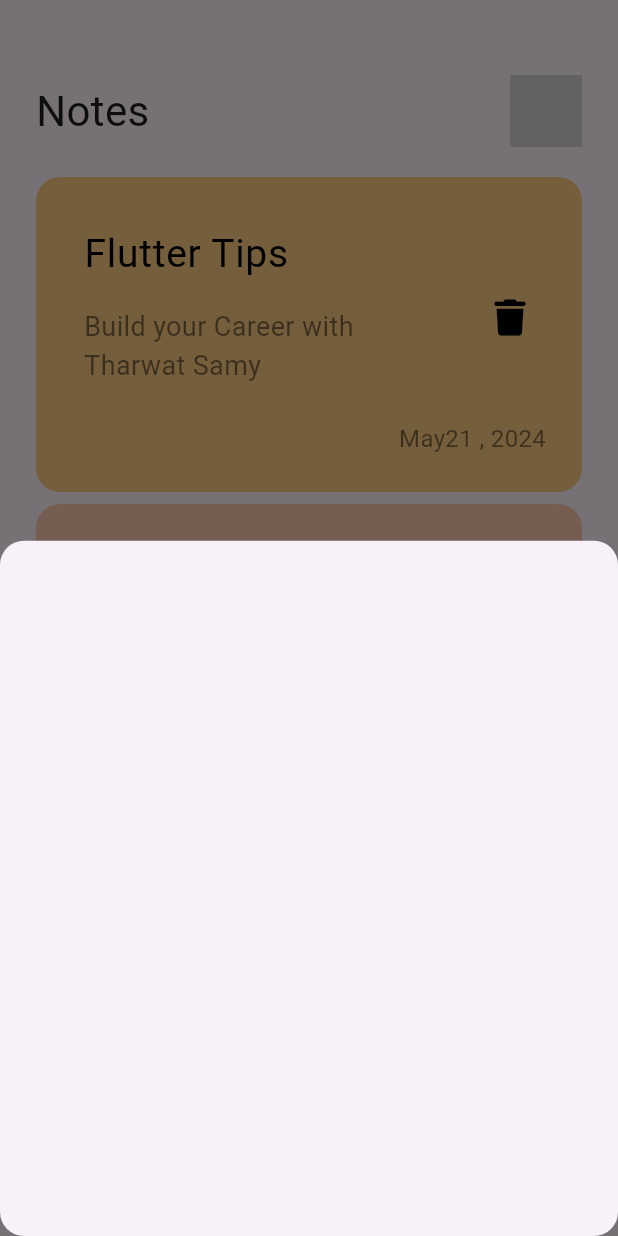
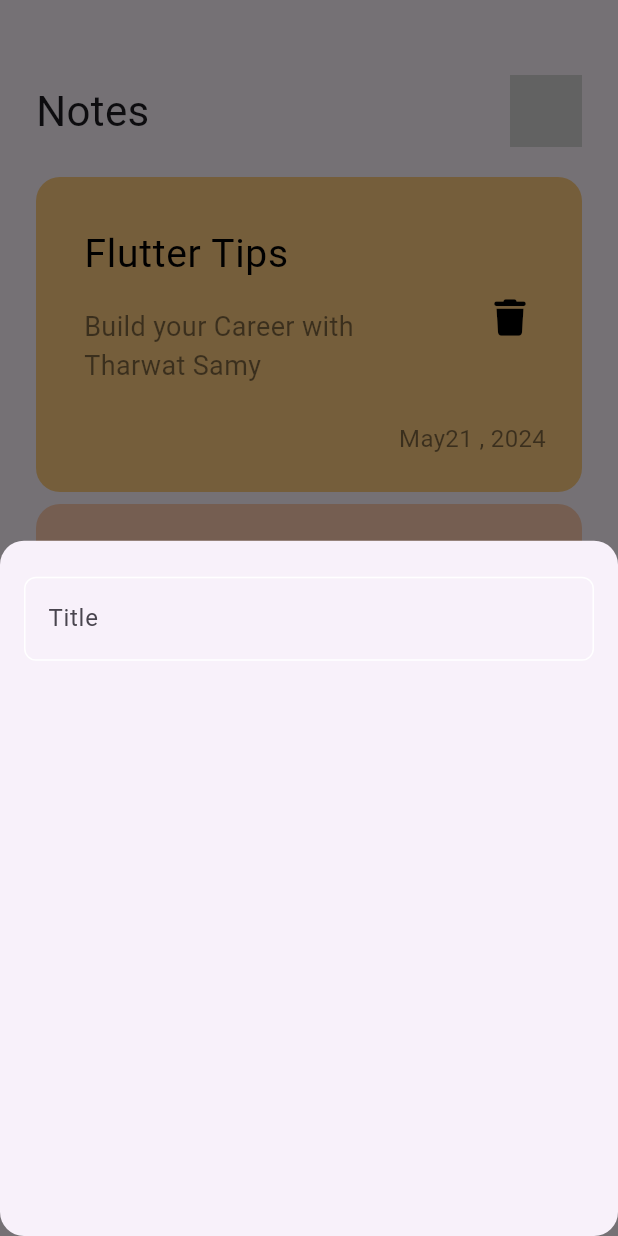
Before and after one commit to basmalahesham/notes_app, a Flutter app: the NotesView screen opened directly, after a tap on the "add" icon, on a phone screen of 412 x 824 dp. Run offline on Flutter 3.47's test engine with Material 3 defaults, Android fonts, the phone set to English and light mode, and no system bars; our stand-ins replace audioplayers, cloud_firestore, dio, firebase_auth, firebase_core, flutter_bloc and 2 more; accounts and stored records are empty.

Commit message:
create custom text field

```diff
--- /dev/null
+++ b/lib/notes_app/constants.dart
@@ -0,0 +1,3 @@
+import 'package:flutter/material.dart';
+
+const kPrimaryColor = Color(0xff62FCD7);
--- a/lib/notes_app/views/widgets/add_note_bottom_sheet.dart
+++ b/lib/notes_app/views/widgets/add_note_bottom_sheet.dart
@@ -1,10 +1,19 @@
 import 'package:flutter/material.dart';
+import 'package:flutter_udemy_tharwat2/notes_app/views/widgets/custom_text_field.dart';
 
 class AddNoteBottomSheet extends StatelessWidget {
   const AddNoteBottomSheet({super.key});
 
   @override
   Widget build(BuildContext context) {
-    return Container();
+    return Padding(
+      padding: const EdgeInsets.only(top: 24.0,left: 16,right: 16,),
+      child: Column(
+        children: [
+          //SizedBox(height: 20,),
+          CustomTextField(),
+        ],
+      ),
+    );
   }
 }
--- /dev/null
+++ b/lib/notes_app/views/widgets/custom_text_field.dart
@@ -0,0 +1,31 @@
+import 'package:flutter/material.dart';
+
+import '../../constants.dart';
+
+class CustomTextField extends StatelessWidget {
+  const CustomTextField({super.key});
+
+  @override
+  Widget build(BuildContext context) {
+    return TextField(
+      cursorColor: kPrimaryColor,
+      decoration: InputDecoration(
+        hintText: 'Title',
+        border: buildBorder(),
+        enabledBorder: buildBorder(),
+        focusedBorder: buildBorder(
+          kPrimaryColor,
+        ),
+      ),
+    );
+  }
+
+  OutlineInputBorder buildBorder([color]) {
+    return OutlineInputBorder(
+      borderRadius: BorderRadius.circular(8),
+      borderSide: BorderSide(
+        color: color ?? Colors.white,
+      ),
+    );
+  }
+}
```
